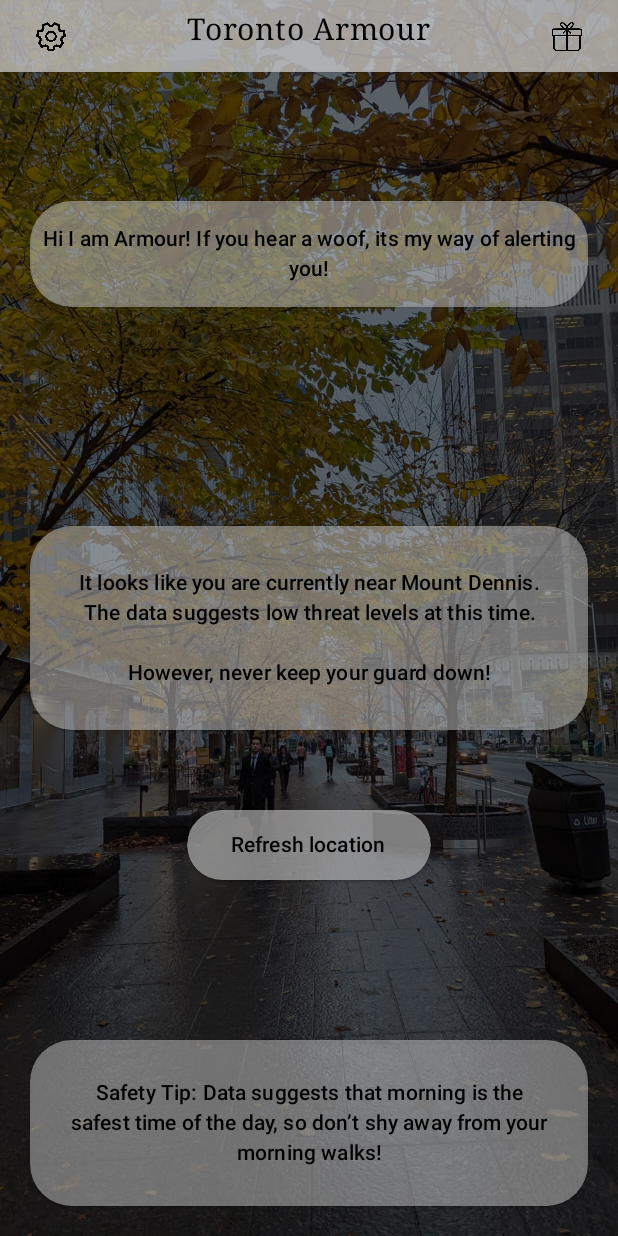
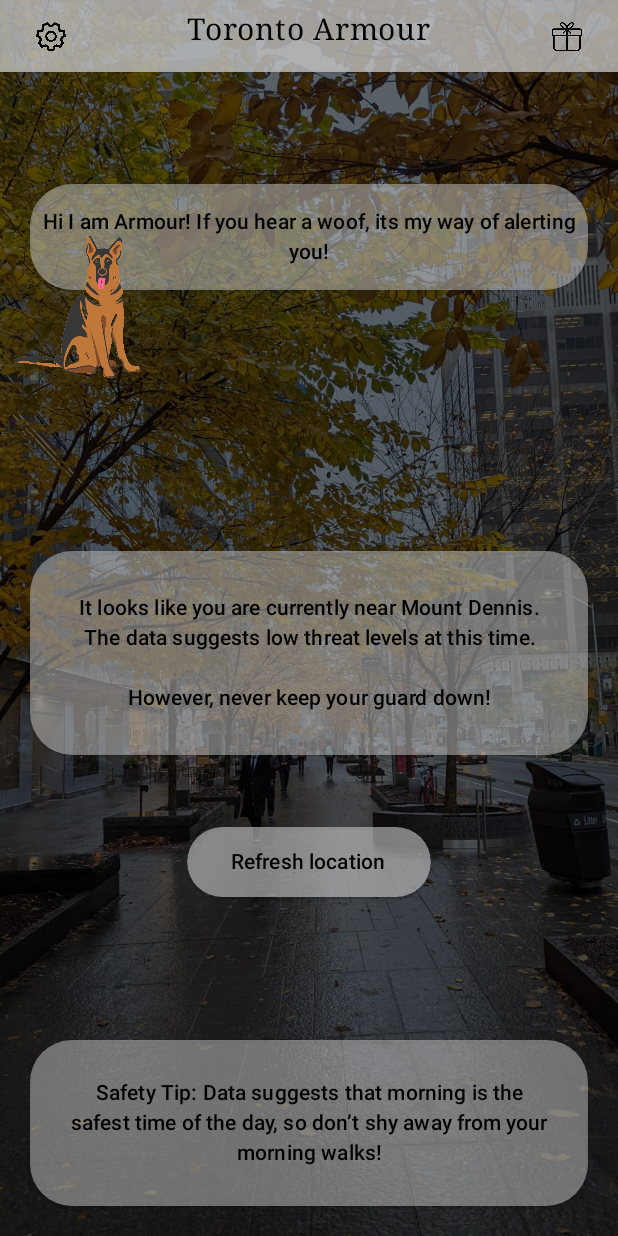
Before and after one commit to pandyah5/StaySafe, an Android app built with Jetpack Compose: the HomeScreen screen opened directly, with no data from a screen before it, on a phone screen of 412 x 824 dp. Run offline under Robolectric (Android 15) with nearby library versions, the phone set to English and light mode, and no system bars.

Commit message:
Added armour standing image

```diff
--- a/app/src/main/java/com/hp/staysafe/HomeScreen.kt
+++ b/app/src/main/java/com/hp/staysafe/HomeScreen.kt
@@ -8,6 +8,7 @@ import androidx.compose.foundation.Image
 import androidx.compose.foundation.background
 import androidx.compose.foundation.layout.Arrangement
 import androidx.compose.foundation.layout.Box
+import androidx.compose.foundation.layout.BoxWithConstraints
 import androidx.compose.foundation.layout.Column
 import androidx.compose.foundation.layout.Row
 import androidx.compose.foundation.layout.Spacer
@@ -17,6 +18,7 @@ import androidx.compose.foundation.layout.fillMaxWidth
 import androidx.compose.foundation.layout.height
 import androidx.compose.foundation.layout.padding
 import androidx.compose.foundation.layout.size
+import androidx.compose.foundation.layout.width
 import androidx.compose.material3.Button
 import androidx.compose.material3.ButtonDefaults
 import androidx.compose.material3.MaterialTheme
@@ -125,18 +127,39 @@ fun HomeScreen(safetyAnalysis: String,
         Spacer(modifier = Modifier.height(40.dp))
 
         // A rounded info message introducing 'Armour'
-        Surface (shape = MaterialTheme.shapes.extraLarge,
+        BoxWithConstraints {
+            Surface(
+                shape = MaterialTheme.shapes.extraLarge,
                 shadowElevation = 1.dp,
                 color = Color.LightGray.copy(alpha = transparency),
                 modifier = Modifier.padding(20.dp)
             )
             {
-            Text (
+                Text(
                     text = "Hi I am Armour! If you hear a woof, its my way of alerting you!",
                     style = MaterialTheme.typography.titleSmall,
                     textAlign = TextAlign.Center,
-                modifier = Modifier.padding(top = 15.dp, bottom = 15.dp, start = 5.dp, end = 5.dp)
+                    modifier = Modifier.padding(
+                        top = 15.dp,
+                        bottom = 15.dp,
+                        start = 5.dp,
+                        end = 5.dp
                     )
+                )
+            }
+            Column () {
+                Spacer(
+                    modifier = Modifier
+                        .height(50.dp)
+                        .width(350.dp)
+                )
+                Image(
+                    painterResource(id = R.drawable.armourstanding),
+                    contentDescription = "Armour standing",
+                    modifier = Modifier.size(100.dp)
+                )
+            }
+
         }
 
         Spacer(modifier = Modifier.height(80.dp))
```
Also changed, not shown: app/src/main/res/drawable/armourstanding.png (added), 1 other file. Lines whose indentation alone changed are shown as unchanged.
